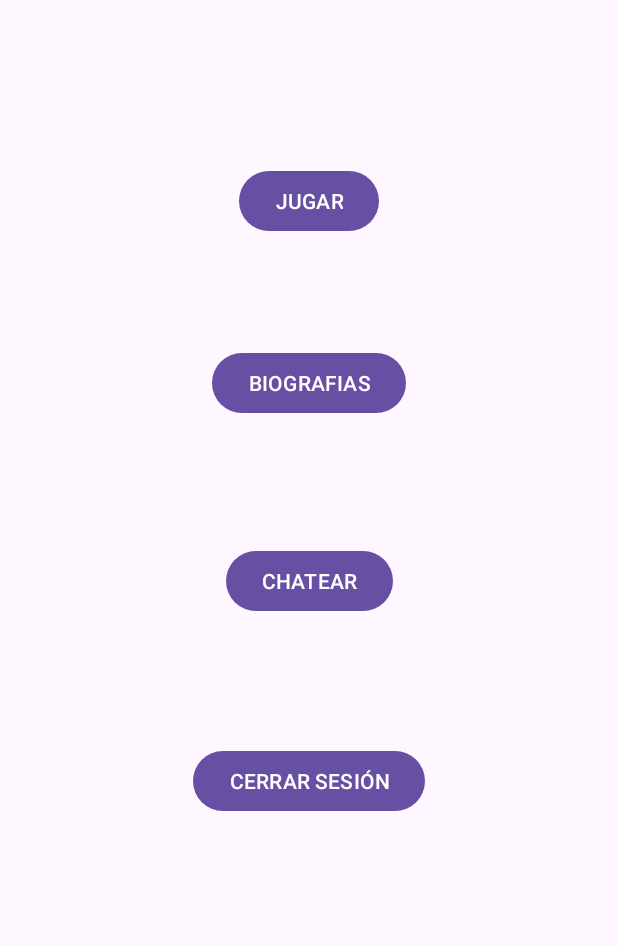
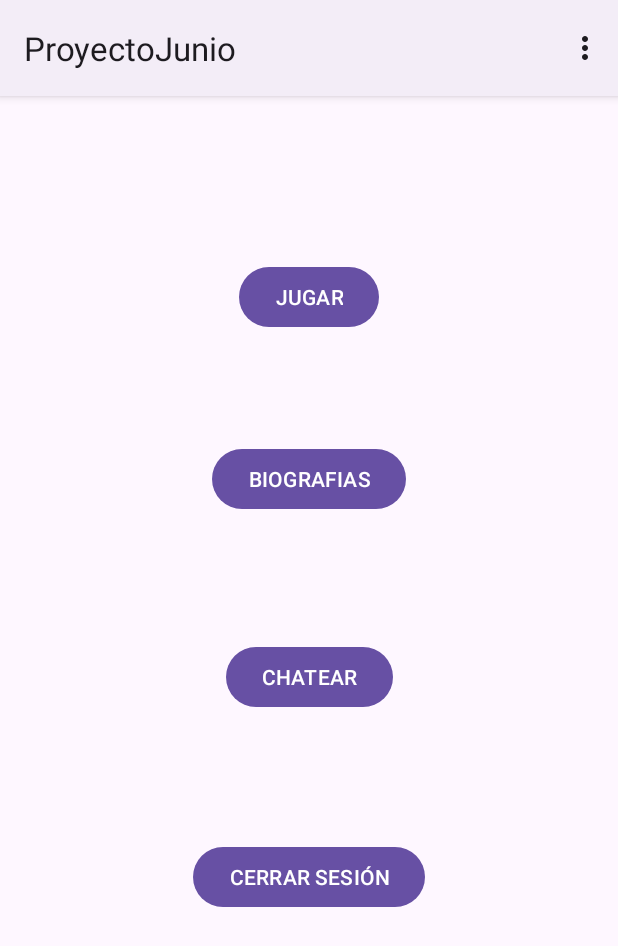
Before and after one commit to MrSpiderPablo/ProyectoFinal, an Android app: the OpcionesActivity screen opened directly, with no data from a screen before it, on a phone screen of 412 x 824 dp. Shown: the top 946 px of the screen. Run offline under Robolectric (Android 15) with nearby library versions, the phone set to English and light mode, and no system bars; our stand-ins replace Firebase (no records; nobody signed in at launch, a user with empty details on screens opened directly); Roboto replaces fonts that are not available here.

Commit message:
Menu
Creación del menú

```diff
--- /dev/null
+++ b/app/src/main/res/menu/menu_opciones.xml
@@ -0,0 +1,14 @@
+<?xml version="1.0" encoding="utf-8"?>
+<menu xmlns:android="http://schemas.android.com/apk/res/android">
+
+    <item
+        android:id="@+id/item_cerrar"
+        android:layout_width="wrap_content"
+        android:layout_height="wrap_content"
+        android:title="Cerrar sesión" />
+    <item
+        android:id="@+id/item_salir"
+        android:layout_width="wrap_content"
+        android:layout_height="wrap_content"
+        android:title="Salir" />
+</menu>
--- a/app/src/main/res/values/themes.xml
+++ b/app/src/main/res/values/themes.xml
@@ -1,6 +1,6 @@
 <resources xmlns:tools="http://schemas.android.com/tools">
     <!-- Base application theme. -->
-    <style name="Base.Theme.ProyectoJunio" parent="Theme.Material3.DayNight.NoActionBar">
+    <style name="Base.Theme.ProyectoJunio" parent="Theme.Material3.DayNight">
         <!-- Customize your light theme here. -->
         <!-- <item name="colorPrimary">@color/my_light_primary</item> -->
     </style>
```
Also changed, not shown: 1 other file.
